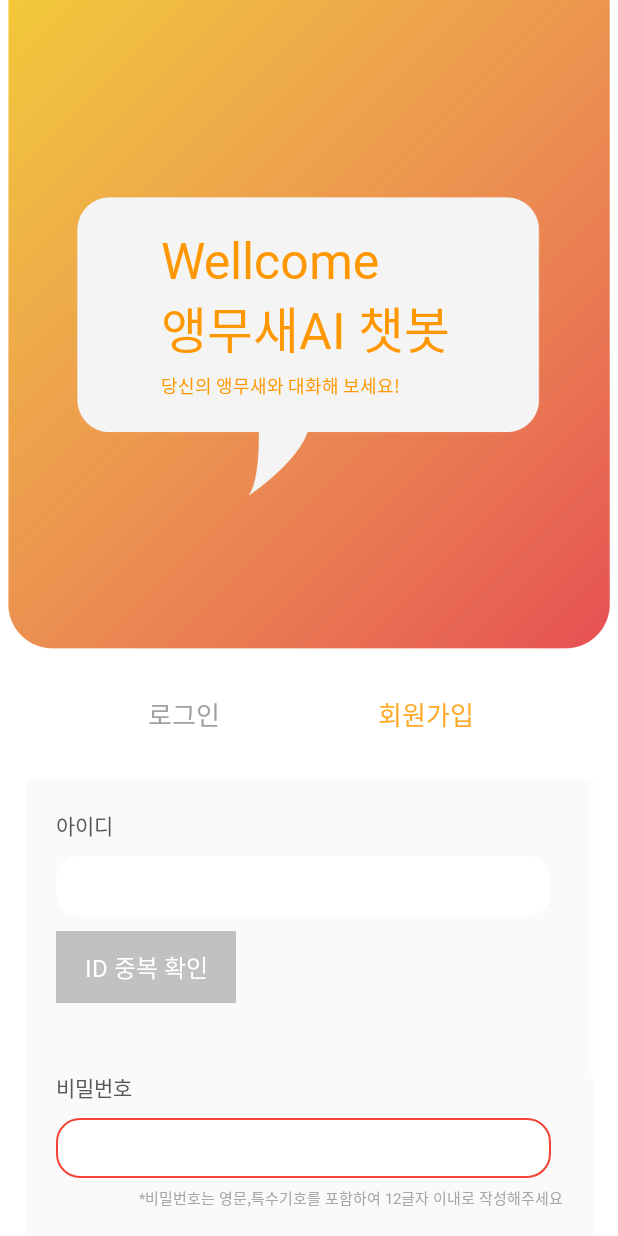
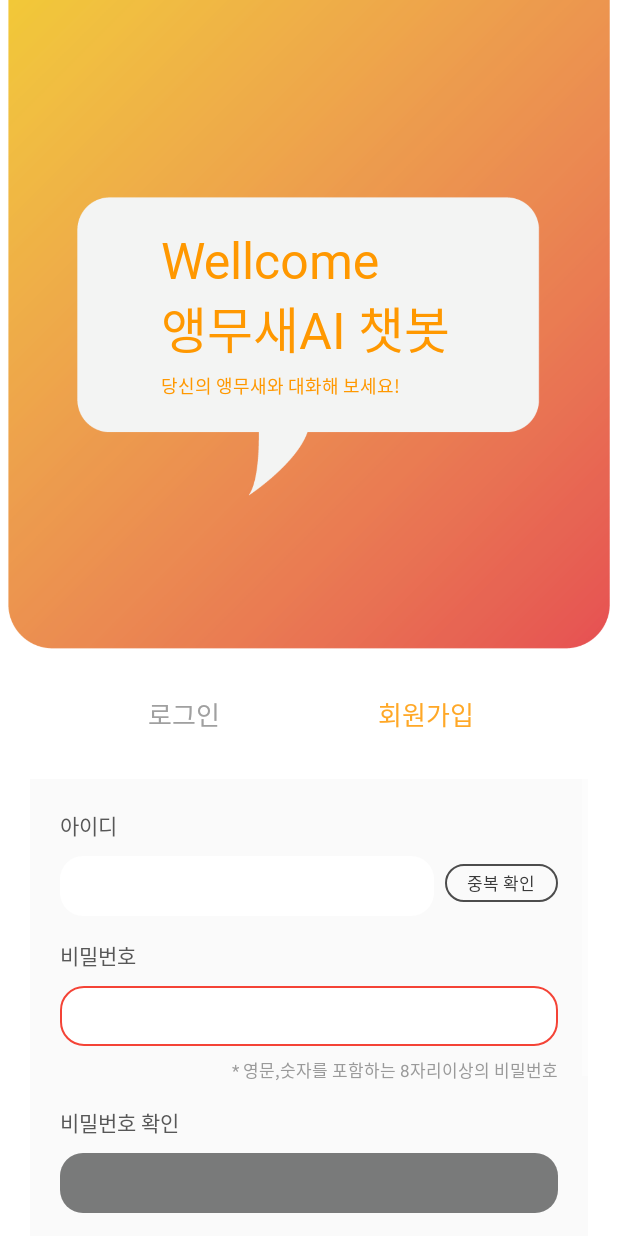
Before and after one commit to jin-act/chatting, an Android app: the JoinActivity screen opened directly, with no data from a screen before it, on a phone screen of 412 x 824 dp. Run offline under Robolectric (Android 15) with nearby library versions, the phone set to English and light mode, and no system bars.

Commit message:
2022_02_11_회원가입 버튼 수정

```diff
--- /dev/null
+++ b/app/src/main/res/drawable/contents_box8.xml
@@ -0,0 +1,15 @@
+<?xml version="1.0" encoding="utf-8"?>
+<layer-list xmlns:android="http://schemas.android.com/apk/res/android">
+    <item>
+        <shape android:shape="rectangle">
+            <stroke android:width = "1dp" android:color = "#4C4C4C"/>
+            <corners
+                android:bottomRightRadius="100dp"
+                android:bottomLeftRadius="100dp"
+                android:topLeftRadius="100dp"
+                android:topRightRadius="100dp"/>
+        </shape>
+    </item>
+
+
+</layer-list>
--- a/app/src/main/res/layout/activity_join.xml
+++ b/app/src/main/res/layout/activity_join.xml
@@ -120,8 +120,10 @@
 
 
     <ScrollView
-        android:layout_width="wrap_content"
+        android:layout_width="match_parent"
         android:layout_height="0dp"
+        android:layout_marginLeft="20dp"
+        android:layout_marginRight="20dp"
         android:orientation="vertical"
         app:layout_constraintEnd_toEndOf="parent"
         app:layout_constraintStart_toStartOf="parent"
@@ -145,24 +147,34 @@
             android:textColor="#575757">
         </TextView>
 
+        <LinearLayout
+            android:layout_width="match_parent"
+            android:layout_height="wrap_content">
+
         <EditText
             android:id="@+id/et_joinid"
-            android:layout_width="330dp"
+            android:layout_width="match_parent"
+            android:layout_weight="1"
             android:layout_height="40dp"
             android:layout_marginTop="10dp"
             android:textColor="#ff000000"
+            android:textSize="14dp"
             android:background="@drawable/contents_box"/>
+
         <Button
             android:id="@+id/btn_ID"
-            android:layout_width="120dp"
-            android:layout_height="wrap_content"
-            android:layout_marginTop="10dp"
-            android:layout_marginBottom="30dp"
-            android:background="@drawable/contents_box4"
-            android:fontFamily="@font/nsed"
-            android:text="ID 중복 확인"
-            android:textColor="#FFFFFF"
-            android:textSize="16dp" />
+            android:layout_width="match_parent"
+            android:layout_height="25dp"
+            android:layout_weight="3"
+            android:layout_marginTop="7dp"
+            android:layout_marginLeft="7dp"
+            android:background="@drawable/contents_box8"
+            android:fontFamily="@font/ns"
+            android:text="중복 확인"
+            android:textColor="#393939"
+            android:textSize="11dp" />
+
+        </LinearLayout>
 
         <TextView
             android:layout_width="wrap_content"
@@ -175,21 +187,23 @@
 
         <EditText
             android:id="@+id/et_joinpw"
-            android:layout_width="330dp"
+            android:layout_width="match_parent"
             android:layout_height="40dp"
             android:layout_marginTop="10dp"
+            android:textSize="14dp"
             android:textColor="#ff000000"
             android:background="@drawable/contents_box6"/>
 
         <TextView
             android:layout_width="wrap_content"
             android:layout_height="wrap_content"
-            android:layout_marginTop="5dp"
-            android:textSize="10dp"
-            android:text="*비밀번호는 영문,특수기호를 포함하여 12글자 이내로 작성해주세요"
-            android:layout_marginLeft="55dp"
-            android:textColor="#A5A5A5">
+            android:layout_marginTop="7dp"
+            android:textSize="11dp"
+            android:layout_gravity="right"
+            android:text="* 영문,숫자를 포함하는 8자리이상의 비밀번호"
+            android:textColor="#9A9A9A">
         </TextView>
+
 
         <TextView
             android:layout_width="wrap_content"
@@ -202,23 +216,62 @@
 
         <EditText
             android:id="@+id/et_pwcheck"
-            android:layout_width="330dp"
+            android:layout_width="match_parent"
             android:layout_height="40dp"
             android:layout_marginTop="10dp"
+            android:textSize="14dp"
             android:textColor="#ff000000"
             android:background="@drawable/contents_box"/>
 
+        <TextView
+            android:layout_width="wrap_content"
+            android:layout_height="wrap_content"
+            android:textSize="14dp"
+            android:layout_marginTop="15dp"
+            android:text="E-mail"
+            android:textColor="#575757">
+        </TextView>
+
+        <LinearLayout
+            android:layout_width="match_parent"
+            android:layout_height="wrap_content">
+
+            <EditText
+                android:id="@+id/email"
+                android:layout_width="match_parent"
+                android:layout_height="40dp"
+                android:layout_weight="1"
+                android:layout_marginTop="10dp"
+                android:textSize="14dp"
+                android:textColor="#ff000000"
+                android:background="@drawable/contents_box"/>
+
+            <Button
+                android:id="@+id/btn_email"
+                android:layout_width="match_parent"
+                android:layout_height="25dp"
+                android:layout_marginTop="7dp"
+                android:layout_marginLeft="7dp"
+                android:layout_weight="3"
+                android:background="@drawable/contents_box8"
+                android:fontFamily="@font/ns"
+                android:text="인증 번호"
+                android:textColor="#393939"
+                android:textSize="11dp" />
+
+        </LinearLayout>
+
         <Button
             android:id="@+id/btn_Join"
-            android:layout_width="200dp"
-            android:layout_height="wrap_content"
+            android:layout_width="match_parent"
+            android:layout_height="45dp"
             android:layout_gravity="center"
             android:layout_marginTop="30dp"
             android:background="@drawable/loginbutton"
             android:fontFamily="@font/nsed"
-            android:text="확인"
+            android:text="가입하기"
             android:textColor="#FFFFFF"
-            android:textSize="16dp" />
+            android:textSize="14dp" />
 
     </LinearLayout>
 
--- a/app/src/main/res/layout/activity_login.xml
+++ b/app/src/main/res/layout/activity_login.xml
@@ -183,11 +183,11 @@
         android:textColor="#323232"
         android:textSize="12dp"
         app:layout_constraintBottom_toBottomOf="parent"
-        app:layout_constraintHorizontal_bias="0.475"
+        app:layout_constraintHorizontal_bias="0.436"
         app:layout_constraintLeft_toLeftOf="parent"
         app:layout_constraintRight_toRightOf="parent"
         app:layout_constraintTop_toTopOf="@id/et_pw"
-        app:layout_constraintVertical_bias="0.257" />
+        app:layout_constraintVertical_bias="0.254" />
 
     <TextView
         android:id="@+id/text_timer"
@@ -206,8 +206,8 @@
 
     <Button
         android:id="@+id/btn_login"
-        android:layout_width="0dp"
-        android:layout_height="wrap_content"
+        android:layout_width="220dp"
+        android:layout_height="45dp"
         android:background="@drawable/loginbutton"
         android:fontFamily="@font/nsed"
         android:text="확인"
@@ -218,8 +218,7 @@
         app:layout_constraintLeft_toLeftOf="parent"
         app:layout_constraintRight_toRightOf="parent"
         app:layout_constraintTop_toTopOf="@id/text_timer"
-        app:layout_constraintVertical_bias="0.257"
-        app:layout_constraintWidth_percent="0.55" />
+        app:layout_constraintVertical_bias="0.257"/>
 
     <TextView
         android:id="@+id/forgetpassword"
@@ -235,7 +234,7 @@
         app:layout_constraintLeft_toLeftOf="parent"
         app:layout_constraintRight_toRightOf="parent"
         app:layout_constraintTop_toTopOf="@id/btn_login"
-        app:layout_constraintVertical_bias="0.462" />
+        app:layout_constraintVertical_bias="0.525" />
 
 
 </androidx.constraintlayout.widget.ConstraintLayout>
--- a/app/src/main/res/layout/activity_status.xml
+++ b/app/src/main/res/layout/activity_status.xml
@@ -227,7 +227,7 @@
 
     <LinearLayout
         android:layout_width="match_parent"
-        android:layout_height="65dp"
+        android:layout_height="55dp"
         android:orientation="vertical"
         android:background="@drawable/contents_box3"
         android:gravity="bottom"
@@ -354,7 +354,7 @@
     <View
         android:layout_width="0dp"
         android:layout_height="0.5dp"
-        android:background="#A8A8A8"
+        android:background="#E8E8E8"
         android:id="@+id/underline1"
         app:layout_constraintBottom_toBottomOf="parent"
         app:layout_constraintStart_toStartOf="@+id/textView"
@@ -442,7 +442,7 @@
     <View
         android:layout_width="0dp"
         android:layout_height="0.5dp"
-        android:background="#616161"
+        android:background="#E8E8E8"
         app:layout_constraintBottom_toBottomOf="parent"
         app:layout_constraintHorizontal_bias="0.55"
         app:layout_constraintLeft_toLeftOf="parent"
@@ -485,7 +485,7 @@
         android:id="@id/underline3"
         android:layout_width="0dp"
         android:layout_height="0.5dp"
-        android:background="#616161"
+        android:background="#E8E8E8"
         app:layout_constraintBottom_toBottomOf="parent"
         app:layout_constraintHorizontal_bias="0.55"
         app:layout_constraintLeft_toLeftOf="parent"
```
